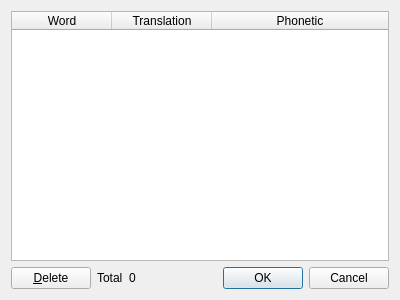
Before: the Qt Designer form WordListEditor.ui in pippijn/gvoc, drawn with Qt 5.
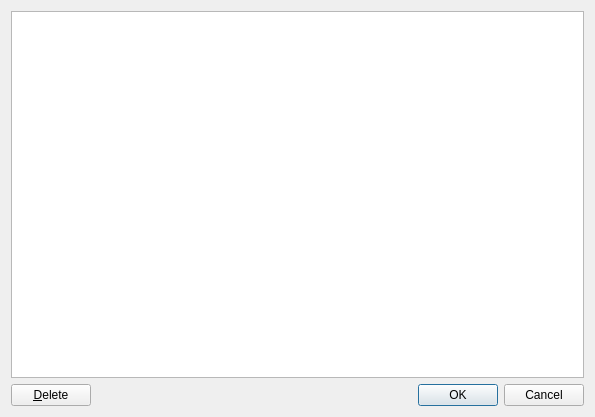
After: the same form once the commit is applied. Custom widgets are drawn as their Qt base class.

Commit message: fetch phonetics from google if possible

```diff
--- a/WordListEditor.ui
+++ b/WordListEditor.ui
@@ -6,8 +6,8 @@
    <rect>
     <x>0</x>
     <y>0</y>
-    <width>400</width>
-    <height>300</height>
+    <width>595</width>
+    <height>417</height>
    </rect>
   </property>
   <property name="windowTitle">
@@ -15,7 +15,7 @@
   </property>
   <layout class="QVBoxLayout" name="verticalLayout">
    <item>
-    <widget class="QTableWidget" name="wordList">
+    <widget class="WordListView" name="wordList">
      <property name="editTriggers">
       <set>QAbstractItemView::NoEditTriggers</set>
      </property>
@@ -25,27 +25,6 @@
      <property name="selectionBehavior">
       <enum>QAbstractItemView::SelectRows</enum>
      </property>
-     <attribute name="horizontalHeaderStretchLastSection">
-      <bool>true</bool>
-     </attribute>
-     <attribute name="verticalHeaderVisible">
-      <bool>false</bool>
-     </attribute>
-     <column>
-      <property name="text">
-       <string>Word</string>
-      </property>
-     </column>
-     <column>
-      <property name="text">
-       <string>Translation</string>
-      </property>
-     </column>
-     <column>
-      <property name="text">
-       <string>Phonetic</string>
-      </property>
-     </column>
     </widget>
    </item>
    <item>
@@ -57,20 +36,6 @@
        </property>
       </widget>
      </item>
-     <item>
-      <widget class="QLabel" name="label">
-       <property name="text">
-        <string>Total</string>
-       </property>
-      </widget>
-     </item>
-     <item>
-      <widget class="QLabel" name="total">
-       <property name="text">
-        <string>0</string>
-       </property>
-      </widget>
-     </item>
      <item>
       <widget class="QDialogButtonBox" name="buttonBox">
        <property name="orientation">
@@ -85,6 +50,13 @@
    </item>
   </layout>
  </widget>
+ <customwidgets>
+  <customwidget>
+   <class>WordListView</class>
+   <extends>QTreeView</extends>
+   <header>WordListView.h</header>
+  </customwidget>
+ </customwidgets>
  <resources/>
  <connections>
   <connection>
```
Left out of the diff: 32 changed lines with no effect on the pictures. The commit also changes 36 other files.
